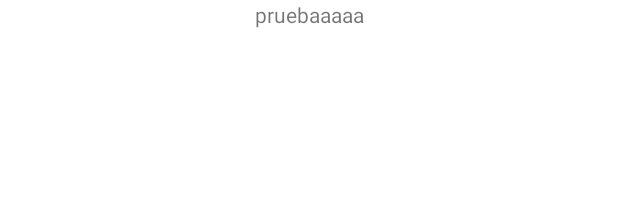
After one commit to noesbroma/IBM, an Android app: the layout detail_fragment.xml on its own in the app's theme, with its tools: preview values and no code run, on a phone screen of 412 x 824 dp. The commit adds this screen. Shown: the top 197 px of the screen. Run offline under Robolectric (Android 15) with nearby library versions, the phone set to English and light mode, and no system bars.

Commit message:
Add detail fragment

```diff
--- a/app/src/main/java/com/example/ibm/IBMApplication.kt
+++ b/app/src/main/java/com/example/ibm/IBMApplication.kt
@@ -2,6 +2,7 @@ package com.example.ibm
 
 import android.app.Application
 import com.example.ibm.data.main.Transaction
+import com.example.ibm.di.detailModule
 import com.example.ibm.di.mainModule
 import org.koin.android.ext.koin.androidContext
 import org.koin.core.context.startKoin
@@ -19,7 +20,8 @@ class IBMApplication: Application() {
             androidContext(this@IBMApplication)
             modules(
                 listOf(
-                    mainModule
+                        mainModule,
+                        detailModule
                 )
             )
         }
--- /dev/null
+++ b/app/src/main/res/layout/detail_fragment.xml
@@ -0,0 +1,16 @@
+<?xml version="1.0" encoding="utf-8"?>
+<androidx.constraintlayout.widget.ConstraintLayout
+    xmlns:android="http://schemas.android.com/apk/res/android"
+    xmlns:app="http://schemas.android.com/apk/res-auto"
+    android:layout_width="match_parent"
+    android:layout_height="match_parent">
+
+    <TextView
+        android:id="@+id/productName"
+        android:layout_width="wrap_content"
+        android:layout_height="wrap_content"
+        app:layout_constraintLeft_toLeftOf="parent"
+        app:layout_constraintRight_toRightOf="parent"
+        app:layout_constraintTop_toTopOf="parent"
+        android:text="pruebaaaaa"/>
+</androidx.constraintlayout.widget.ConstraintLayout>
```
Also changed, not shown: app/src/main/java/com/example/ibm/MainActivity.kt (+11 -5 lines), app/src/main/java/com/example/ibm/di/detailModule.kt (added, +15 -0 lines), app/src/main/java/com/example/ibm/ui/detail/DetailFragment.kt (added, +51 -0 lines), app/src/main/java/com/example/ibm/ui/detail/DetailViewModel.kt (added, +20 -0 lines), app/src/main/java/com/example/ibm/ui/main/MainFragment.kt (+18 -5 lines).
